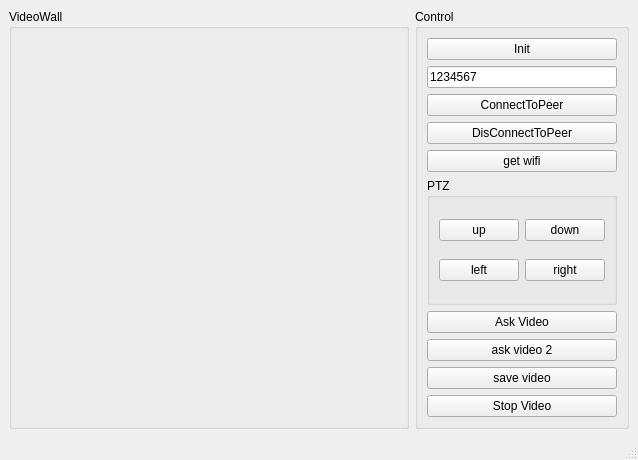
This is TunnelClientUI/TunnelClientUI.ui in liyouchang/webrtc-qt as Qt 5 draws it before an edit. The edited form follows.
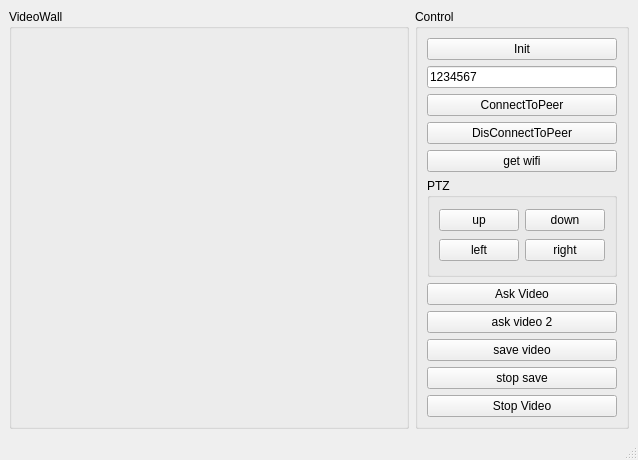
This is the edited form. Custom widgets are drawn as their Qt base class.

Diff of the .ui file:
```diff
--- a/TunnelClientUI/TunnelClientUI.ui
+++ b/TunnelClientUI/TunnelClientUI.ui
@@ -186,6 +186,13 @@
          </property>
         </widget>
        </item>
+       <item>
+        <widget class="QPushButton" name="stop_cut">
+         <property name="text">
+          <string>stop save</string>
+         </property>
+        </widget>
+       </item>
        <item>
         <widget class="QPushButton" name="btn_stop_video">
          <property name="text">
```
